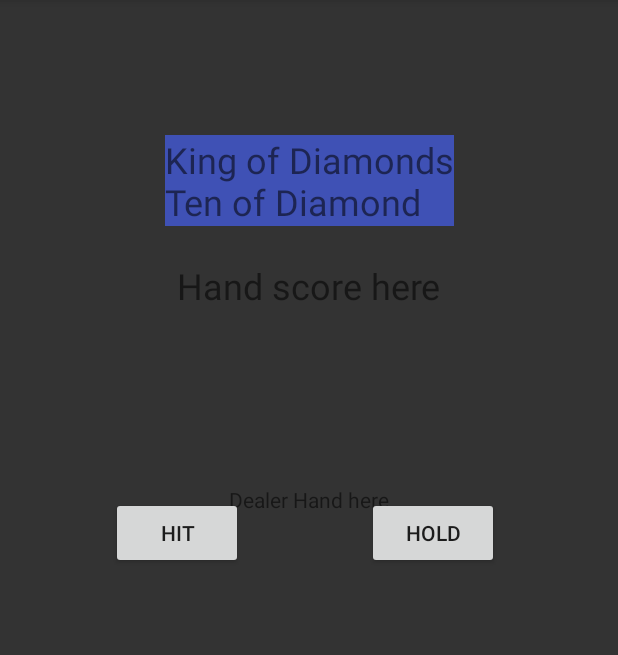
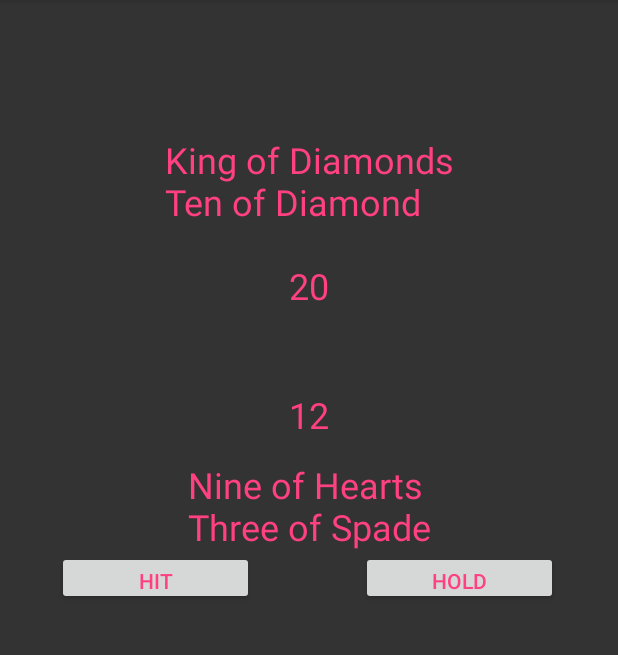
Before and after one commit to FALLENau/week_8_project_Twenty_One_Game, an Android app: the screen it shows after launch (GameActivity), after a tap on "START GAME", on a phone screen of 412 x 824 dp, the part 84-739 px from its top. Run offline under Robolectric (Android 15) with nearby library versions, the phone set to English and light mode, and no system bars.

Commit message:
dealer win solved

```diff
--- a/app/src/main/java/com/example/whitepaw/myblackjack/Game.java
+++ b/app/src/main/java/com/example/whitepaw/myblackjack/Game.java
@@ -49,13 +49,6 @@ public class Game {
         return sum;
     }//note: Card myHand is inherited by player
 
-//    public String printPlayersCards(ArrayList<Player> gamePlayers) {
-//        for(int i = 0; i < gamePlayers.size(); i++) {
-//            System.out.print(gamePlayers.get(i));
-//        }
-//        return what??;
-//    }//note:why do i need this??
-
     public void playGame() {
         setupGame();
 //        for (Player player : players) {
@@ -72,7 +65,7 @@ public class Game {
                 if (!askIfHit(player)) break;
             }
         }
-    }//note: check if functional-------------------------------------------
+    }
 
     public boolean askIfHit(Player player) {
         boolean result = true;
@@ -80,21 +73,17 @@ public class Game {
         if (player.getName().equals("Dealer")) {
             this.countScore(player);{
             if (this.countScore(player) >= 15) return false;}
-        } else { return true/*playerInput*/;}
+        } else { return true;}
 //       does player bust (use break; in the while loop)
         return result;
-    }//note: refactor to be "askIfDealerWantsToHit"
+    }
 
     public boolean checkForBust(Player player) {
         boolean result = false;
         if (this.countScore(player) > 21)
             result = true;
         return result;
-    }//note: check if functional-------------------------------------------
-
-//    public int FaceCardRule(Player player) {
-//
-//    }//note: this is to make my face cards equal to the correct amount in blackjack.
+    }
 
     public void setupGame() {
         for (Player player : players) {
@@ -109,16 +98,26 @@ public class Game {
     }
 
     public String compareValueOfHands() {
-        Player maxPlayer = this.players.get(0);
+
+        Player maxPlayer = null;
+
+        for(Player player: this.players)
+        {
+            if(!checkForBust(player)) {
+                maxPlayer = player;
+                break;
+            }
+        }
+
+        if(maxPlayer == null) {
+            return "No one wins";
+        }
 
         for(Player player : this.players) {
-            if(countScore(player) > countScore(maxPlayer)/*&&player is bust*/) {
+            if(countScore(player) >= countScore(maxPlayer) && !checkForBust(player)) {
                 maxPlayer = player;
             }
         }
         return maxPlayer.getName();
     }
-
-
-
 }
--- a/app/src/main/java/com/example/whitepaw/myblackjack/GameActivity.java
+++ b/app/src/main/java/com/example/whitepaw/myblackjack/GameActivity.java
@@ -16,14 +16,14 @@ public class GameActivity extends AppCompatActivity {
     TextView resultText;
     TextView handText;
     TextView handScoreText;
+    TextView dealerHandText;
     TextView dealerHandScoreText;
     Button restartButton;
     Deck deck;
     Player player1;
+    Player dealer;
     ArrayList<Player> appGame;
     Game newGame;
-    Player dealer;
-    String dealerHand;
 
     @Override
     protected void onCreate(Bundle savedInstanceState) {
@@ -41,24 +41,37 @@ public class GameActivity extends AppCompatActivity {
         appGame = new ArrayList<Player>();
         appGame.add(player1);
         appGame.add(dealer);
-
+//        String dealerHand;
         newGame = new Game(appGame, deck);
         newGame.playGame();
 
         String hand = player1.getCardsOfPlayerHand();
-        dealerHand = dealer.getCardsOfPlayerHand();
+        int handScore = newGame.countScore(player1);
+        String handValue = Integer.toString(handScore);
+
+        String dealerHand = dealer.getCardsOfPlayerHand();
+        int dealerHandScore = newGame.countScore(dealer);
+        String dealerHandValue = Integer.toString(dealerHandScore);
+
 
         hitButton = (Button) findViewById(R.id.hit_button);
         holdButton = (Button) findViewById(R.id.hold_button);
+        restartButton = (Button) findViewById(R.id.restart);
         resultText = (TextView) findViewById(R.id.result_text);
-        restartButton = (Button) findViewById(R.id.restart);
+
+        TextView nameText = (TextView) findViewById(R.id.name_game_text);
         handText = (TextView) findViewById(R.id.hand_text);
         handScoreText = (TextView) findViewById(R.id.hand_value);
+
+        dealerHandText = (TextView) findViewById(R.id.dealer_hand_text);
         dealerHandScoreText = (TextView) findViewById(R.id.dealer_hand_value);
-        TextView nameText = (TextView) findViewById(R.id.name_game_text);
 
         nameText.setText(name);
         handText.setText((hand));
+        handScoreText.setText((handValue));
+
+        dealerHandText.setText((dealerHand));
+        dealerHandScoreText.setText((dealerHandValue));
     }
 
     public void onClickHitButton(View button) {
@@ -73,7 +86,6 @@ public class GameActivity extends AppCompatActivity {
             restartButton.setVisibility(View.VISIBLE);
             hitButton.setVisibility(View.INVISIBLE);
             holdButton.setVisibility(View.INVISIBLE);
-            dealerHandScoreText.setText((dealerHand));
 
         } else {
             handText.setText((hand));
@@ -84,11 +96,14 @@ public class GameActivity extends AppCompatActivity {
     public void onClickHoldButton(View button) {
         newGame.playTurn(dealer);
         String result = newGame.compareValueOfHands();
-        String hand = player1.getCardsOfPlayerHand();
 
-        handText.setText((hand));
+        String dealerHand = dealer.getCardsOfPlayerHand();
+        int dealerHandScore = newGame.countScore(dealer);
+        String dealerHandValue = Integer.toString(dealerHandScore);
+
         resultText.setText((result));
-        dealerHandScoreText.setText((dealerHand));
+        dealerHandText.setText((dealerHand));
+        dealerHandScoreText.setText((dealerHandValue));
         hitButton.setVisibility(View.INVISIBLE);
         restartButton.setVisibility(View.VISIBLE);
         holdButton.setVisibility(View.INVISIBLE);
--- a/app/src/main/res/layout/activity_game.xml
+++ b/app/src/main/res/layout/activity_game.xml
@@ -10,23 +10,25 @@ tools:context="com.example.whitepaw.myblackjack.GameActivity">
 
     <Button
         android:id="@+id/hit_button"
-        android:layout_width="wrap_content"
-        android:layout_height="wrap_content"
-        android:layout_marginLeft="74dp"
-        android:layout_marginTop="70dp"
+        android:layout_width="131dp"
+        android:layout_height="36dp"
+        android:layout_marginLeft="38dp"
+        android:layout_marginTop="106dp"
         android:onClick="onClickHitButton"
         android:text="@string/hit_button"
+        android:textColor="@color/colorAccent"
         app:layout_constraintLeft_toLeftOf="parent"
         app:layout_constraintTop_toBottomOf="@+id/result_text" />
 
     <Button
         android:id="@+id/hold_button"
-        android:layout_width="wrap_content"
-        android:layout_height="wrap_content"
-        android:layout_marginRight="79dp"
-        android:layout_marginTop="70dp"
+        android:layout_width="131dp"
+        android:layout_height="36dp"
+        android:layout_marginRight="40dp"
+        android:layout_marginTop="106dp"
         android:onClick="onClickHoldButton"
         android:text="@string/hold_button"
+        android:textColor="@color/colorAccent"
         app:layout_constraintRight_toRightOf="parent"
         app:layout_constraintTop_toBottomOf="@+id/result_text" />
 
@@ -37,8 +39,8 @@ tools:context="com.example.whitepaw.myblackjack.GameActivity">
         android:layout_marginLeft="8dp"
         android:layout_marginRight="8dp"
         android:layout_marginTop="90dp"
-        android:background="@color/colorPrimary"
         android:text="@string/hand_text"
+        android:textColor="@color/colorAccent"
         android:textSize="24sp"
         app:layout_constraintHorizontal_bias="0.501"
         app:layout_constraintLeft_toLeftOf="parent"
@@ -52,8 +54,8 @@ tools:context="com.example.whitepaw.myblackjack.GameActivity">
         android:layout_marginLeft="8dp"
         android:layout_marginRight="8dp"
         android:layout_marginTop="22dp"
-        android:background="@color/colorPrimary"
         tools:text="@string/result_text"
+        android:textColor="@color/colorAccent"
         android:textSize="24sp"
         app:layout_constraintLeft_toLeftOf="parent"
         app:layout_constraintRight_toRightOf="parent"
@@ -68,29 +70,45 @@ tools:context="com.example.whitepaw.myblackjack.GameActivity">
         android:layout_marginTop="23dp"
         android:text="@string/hand_value"
         android:textSize="24sp"
+        android:textColor="@color/colorAccent"
+        app:layout_constraintLeft_toLeftOf="parent"
+        app:layout_constraintRight_toRightOf="parent"
+        app:layout_constraintTop_toBottomOf="@+id/hand_text" />
+
+    <TextView
+        android:id="@+id/dealer_hand_value"
+        android:layout_width="wrap_content"
+        android:layout_height="wrap_content"
+        android:layout_marginLeft="8dp"
+        android:layout_marginRight="8dp"
+        android:layout_marginTop="109dp"
+        android:text="@string/hand_value"
+        android:textColor="@color/colorAccent"
+        android:textSize="24sp"
         app:layout_constraintLeft_toLeftOf="parent"
         app:layout_constraintRight_toRightOf="parent"
         app:layout_constraintTop_toBottomOf="@+id/hand_text" />
 
     <Button
         android:id="@+id/restart"
-        android:layout_width="136dp"
-        android:layout_height="35dp"
+        android:layout_width="131dp"
+        android:layout_height="36dp"
         android:layout_marginBottom="8dp"
         android:layout_marginLeft="8dp"
         android:layout_marginRight="8dp"
         android:layout_marginTop="43dp"
         android:onClick="onReset"
         android:text="@string/restart"
+        android:textColor="@color/colorAccent"
         android:visibility="gone"
         app:layout_constraintBottom_toBottomOf="parent"
         app:layout_constraintHorizontal_bias="0.502"
         app:layout_constraintLeft_toLeftOf="parent"
         app:layout_constraintRight_toRightOf="parent"
         app:layout_constraintTop_toBottomOf="@+id/result_text"
+        tools:text="@string/restart"
         tools:visibility="visible"
-        tools:text="@string/restart"
-        tools:layout_editor_absoluteY="367dp" />
+        app:layout_constraintVertical_bias="0.65" />
 
     <TextView
         android:id="@+id/name_game_text"
@@ -101,21 +119,24 @@ tools:context="com.example.whitepaw.myblackjack.GameActivity">
         android:layout_marginTop="8dp"
         android:text="Name"
         android:textSize="24sp"
+        android:textColor="@color/colorAccent"
         app:layout_constraintBottom_toTopOf="@+id/hand_text"
         app:layout_constraintLeft_toLeftOf="parent"
         app:layout_constraintTop_toTopOf="parent" />
 
     <TextView
-        android:id="@+id/dealer_hand_value"
+        android:id="@+id/dealer_hand_text"
         android:layout_width="wrap_content"
         android:layout_height="wrap_content"
         android:layout_marginLeft="8dp"
         android:layout_marginRight="8dp"
+        android:layout_marginTop="45dp"
         android:text="@string/dealer_hand_value"
+        android:textColor="@color/colorAccent"
+        android:textSize="24sp"
+        app:layout_constraintHorizontal_bias="0.501"
         app:layout_constraintLeft_toLeftOf="parent"
         app:layout_constraintRight_toRightOf="parent"
-        app:layout_constraintHorizontal_bias="0.501"
-        android:layout_marginTop="62dp"
         app:layout_constraintTop_toBottomOf="@+id/result_text" />
 
 
--- a/app/src/main/res/layout/activity_start_page.xml
+++ b/app/src/main/res/layout/activity_start_page.xml
@@ -10,12 +10,13 @@
     <Button
         android:id="@+id/start_button"
         android:layout_width="wrap_content"
-        android:layout_height="wrap_content"
+        android:layout_height="36dp"
         android:layout_marginLeft="8dp"
         android:layout_marginRight="8dp"
         android:layout_marginTop="81dp"
         android:onClick="onStartButtonClicked"
         android:text="Start game"
+        android:textColor="@color/colorAccent"
         app:layout_constraintLeft_toLeftOf="parent"
         app:layout_constraintRight_toRightOf="parent"
         app:layout_constraintTop_toBottomOf="@+id/name_text" />
@@ -30,6 +31,8 @@
         android:ems="10"
         android:hint="Name"
         android:inputType="textPersonName"
+        android:textColor="@color/colorAccent"
+        android:textColorHint="@color/colorAccent"
         app:layout_constraintHorizontal_bias="0.503"
         app:layout_constraintLeft_toLeftOf="parent"
         app:layout_constraintRight_toRightOf="parent"
--- a/app/src/main/res/values/strings.xml
+++ b/app/src/main/res/values/strings.xml
@@ -8,5 +8,5 @@
     <string name="result_text">Results here</string>
     <string name="hand_value">Hand score here</string>
     <string name="restart">New game</string>
-    <string name="dealer_hand_value">Dealer Hand here</string>
+    <string name="dealer_hand_value">Dealer Hand Value here</string>
 </resources>
```
Also changed, not shown: 1 other file.
